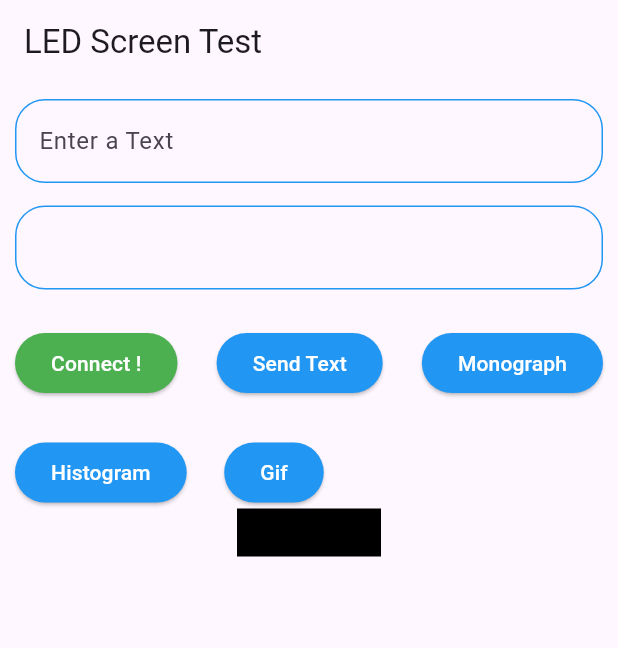
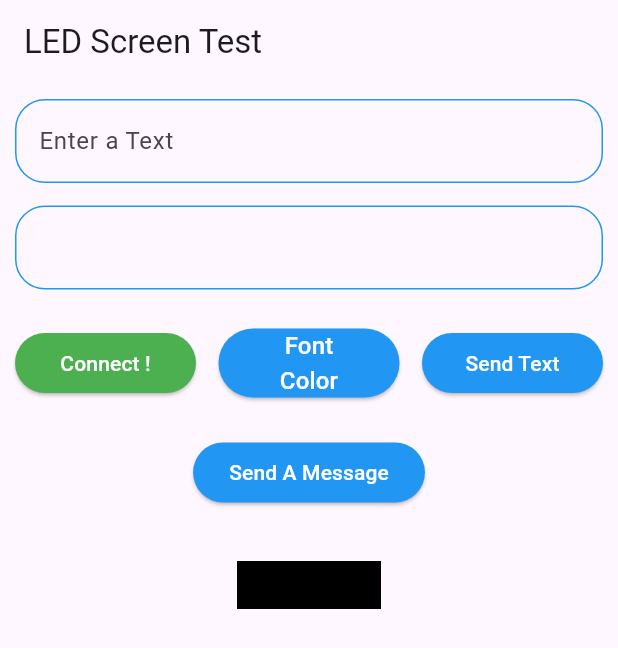
Before and after one commit to HodHod-Al-madinah/led_java, a Flutter app: the screen it shows after launch, on a phone screen of 412 x 824 dp. Shown: the top 648 px of the screen. Run offline on Flutter 3.47's test engine with Material 3 defaults, Android fonts, the phone set to English and light mode, and no system bars; drawn by our look-alikes of auto_size_text; our stand-ins replace flutter_blue_plus, flutter_colorpicker, flutter_smart_dialog, permission_handler.

Commit message:
customize widget

```diff
--- a/lib/homa.dart
+++ b/lib/homa.dart
@@ -1,8 +1,10 @@
 import 'dart:ui' as ui;
 
+import 'package:auto_size_text/auto_size_text.dart';
 import 'package:flutter/material.dart';
 import 'package:flutter/rendering.dart';
 import 'package:flutter/services.dart';
+import 'package:flutter_colorpicker/flutter_colorpicker.dart';
 import 'package:flutter_smart_dialog/flutter_smart_dialog.dart';
 import 'package:led_java/devices.dart';
 
@@ -18,6 +20,8 @@ class _HomePageState extends State<HomePage> {
   TextEditingController macAddressController = TextEditingController();
   TextEditingController textController = TextEditingController();
   GlobalKey formKey = GlobalKey();
+  Color currentColor = Colors.white;
+  void changeColor(Color color) => setState(() => currentColor = color);
 
   @override
   Widget build(BuildContext context) {
@@ -75,7 +79,8 @@ class _HomePageState extends State<HomePage> {
             Row(
               mainAxisAlignment: MainAxisAlignment.spaceBetween,
               children: [
-                ElevatedButton(
+                Expanded(
+                  child: ElevatedButton(
                     // onPressed: _connectToLed,
                     onPressed: () => Navigator.of(context).push(
                         MaterialPageRoute(builder: (_) => const LedDevices())),
@@ -87,7 +92,40 @@ class _HomePageState extends State<HomePage> {
                       style: TextStyle(color: Colors.white),
                     ),
                   ),
-                ElevatedButton(
+                ),
+                const SizedBox(width: 15),
+                Expanded(
+                  child: ElevatedButton(
+                    onPressed: () {
+                      showDialog(
+                        context: context,
+                        builder: (BuildContext context) {
+                          return AlertDialog(
+                            titlePadding: const EdgeInsets.all(0),
+                            contentPadding: const EdgeInsets.all(0),
+                            content: SingleChildScrollView(
+                              child: ColorPicker(
+                                pickerColor: currentColor,
+                                onColorChanged: changeColor,
+                              ),
+                            ),
+                          );
+                        },
+                      );
+                    },
+                    style: ButtonStyle(
+                      backgroundColor: WidgetStateProperty.all(Colors.blue),
+                    ),
+                    child: const AutoSizeText(
+                      "Font Color",
+                      textAlign: TextAlign.center,
+                      style: TextStyle(color: Colors.white, fontSize: 16),
+                    ),
+                  ),
+                ),
+                const SizedBox(width: 15),
+                Expanded(
+                  child: ElevatedButton(
                     onPressed: _playText,
                     style: ButtonStyle(
                       backgroundColor: WidgetStateProperty.all(Colors.blue),
@@ -97,58 +135,37 @@ class _HomePageState extends State<HomePage> {
                       style: TextStyle(color: Colors.white),
                     ),
                   ),
+                ),
+              ],
+            ),
+            const SizedBox(height: 25),
             ElevatedButton(
               onPressed: _monograph,
               style: ButtonStyle(
                 backgroundColor: WidgetStateProperty.all(Colors.blue),
               ),
               child: const Text(
-                    "Monograph",
+                "Send A Message",
                 style: TextStyle(color: Colors.white),
               ),
             ),
-              ],
-            ),
-            const SizedBox(height: 25),
-            Row(
-              children: [
-                ElevatedButton(
-                  onPressed: () {},
-                  style: ButtonStyle(
-                    backgroundColor: WidgetStateProperty.all(Colors.blue),
-                  ),
-                  child: const Text(
-                    "Histogram",
-                    style: TextStyle(color: Colors.white),
-                  ),
-                ),
-                const SizedBox(width: 25),
-                ElevatedButton(
-                  onPressed: () {},
-                  style: ButtonStyle(
-                    backgroundColor: WidgetStateProperty.all(Colors.blue),
-                  ),
-                  child: const Text(
-                    "Gif",
-                    style: TextStyle(color: Colors.white),
-                  ),
-                ),
-                const SizedBox(height: 15),
-              ],
-            ),
+            const SizedBox(height: 35),
             RepaintBoundary(
               key: formKey,
               child: Container(
                 width: 96,
                 height: 32,
                 color: Colors.black,
-                child: Center(
-                  child: Text(
+                child: AutoSizeText(
                   textController.text,
-                    style: const TextStyle(
-                      fontSize: 12,
-                      color: Colors.white,
-                    ),
+                  maxLines: 3,
+                  minFontSize: 10,
+                  maxFontSize: 20,
+                  textAlign: TextAlign.center,
+                  style: TextStyle(
+                    fontSize: 20,
+                    height: 1,
+                    color: currentColor,
                   ),
                 ),
               ),
@@ -174,8 +191,7 @@ class _HomePageState extends State<HomePage> {
     try {
       final String text = textController.text;
       String result = await platform.invokeMethod('playText', {'text': text});
-      // print('PlayText  result: $result');
-      SmartDialog.showToast('$result');
+      SmartDialog.showToast(result);
     } on PlatformException catch (e) {
       SmartDialog.showToast("Failed to play text on LED: '${e.message}'.");
     }
@@ -206,12 +222,10 @@ class _HomePageState extends State<HomePage> {
   // }
   Future<void> _monograph() async {
     try {
-      // Capture the widget as an image
       ByteData? byteData = await _capturePng();
       if (byteData != null) {
         Uint8List imageData = byteData.buffer.asUint8List();
 
-        // Send image data to native code
         String result = await platform
             .invokeMethod('playMonograph', {'imageData': imageData});
         SmartDialog.showToast(result);
--- a/pubspec.yaml
+++ b/pubspec.yaml
@@ -14,6 +14,8 @@ dependencies:
   permission_handler: ^11.3.1
   flutter_smart_dialog: ^4.9.7+4
   flutter_blue_plus: ^1.32.7
+  auto_size_text:
+  flutter_colorpicker: ^1.1.0
 
 dev_dependencies:
   flutter_test:
```
Also changed, not shown: pubspec.lock. Lines whose indentation alone changed are shown as unchanged.
